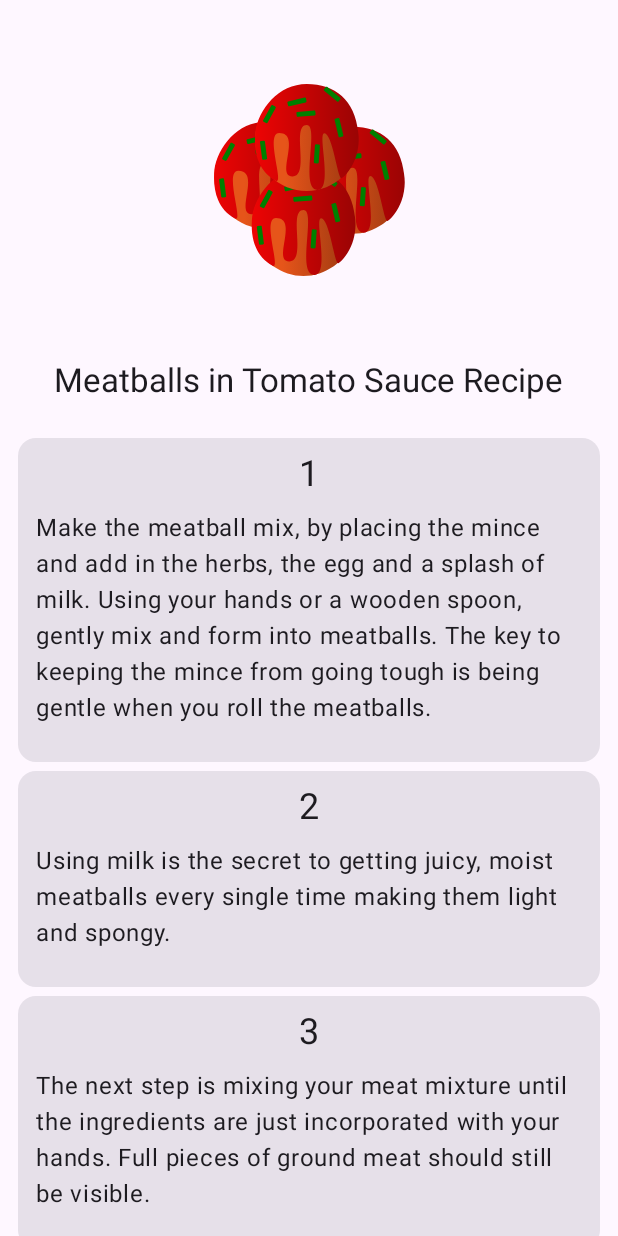
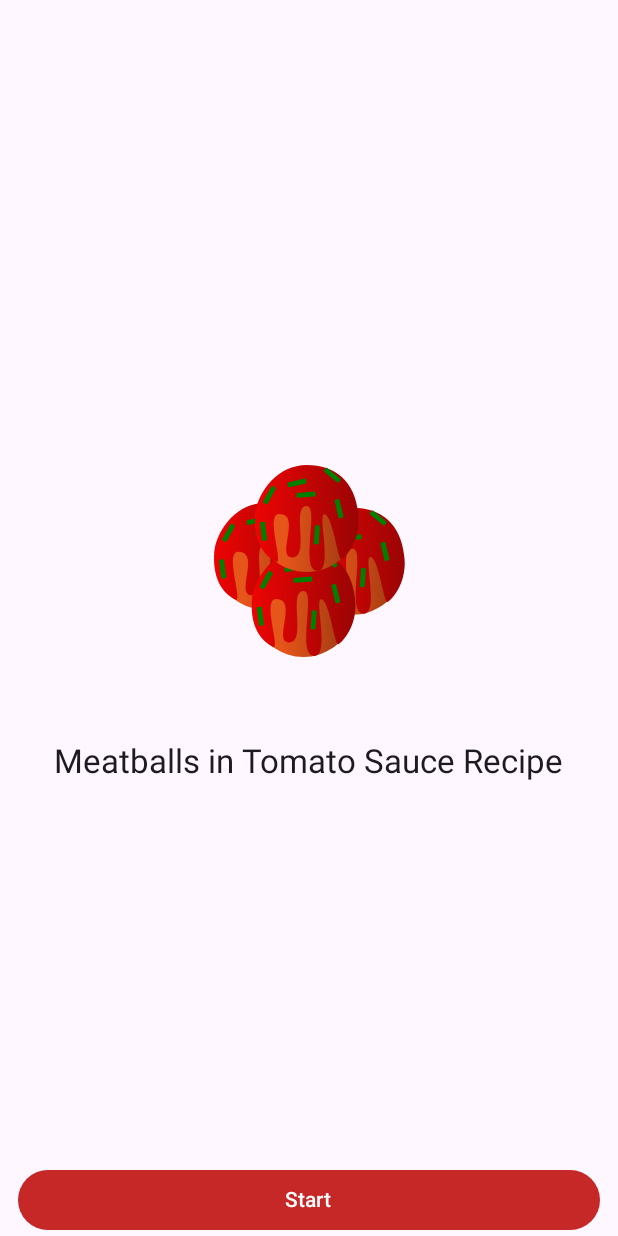
Before and after one commit to PhilexLive/MeatballsRecipe, an Android app built with Jetpack Compose: the screen it shows after launch (MainActivity), on a phone screen of 412 x 824 dp. Run offline under Robolectric (Android 15) with nearby library versions, the phone set to English and light mode, and no system bars.

Commit message:
Resources updated. Recipe screens added. Navigation added.

```diff
--- /dev/null
+++ b/app/src/main/java/com/philexliveprojects/meatballsrecipe/ui/HomeScreen.kt
@@ -0,0 +1,63 @@
+package com.philexliveprojects.meatballsrecipe.ui
+
+import androidx.compose.foundation.Image
+import androidx.compose.foundation.layout.Column
+import androidx.compose.foundation.layout.fillMaxSize
+import androidx.compose.foundation.layout.fillMaxWidth
+import androidx.compose.foundation.layout.padding
+import androidx.compose.foundation.layout.size
+import androidx.compose.foundation.layout.widthIn
+import androidx.compose.foundation.layout.wrapContentSize
+import androidx.compose.material3.Button
+import androidx.compose.material3.MaterialTheme
+import androidx.compose.material3.Text
+import androidx.compose.runtime.Composable
+import androidx.compose.ui.Alignment
+import androidx.compose.ui.Modifier
+import androidx.compose.ui.layout.ContentScale
+import androidx.compose.ui.res.painterResource
+import androidx.compose.ui.res.stringResource
+import androidx.compose.ui.tooling.preview.Preview
+import androidx.compose.ui.unit.dp
+import com.philexliveprojects.meatballsrecipe.R
+
+@Composable
+fun HomeScreen(onNavigate: () -> Unit = {}) {
+    Column(Modifier.fillMaxSize()) {
+        Column(
+            Modifier
+                .fillMaxWidth()
+                .weight(1f)
+                .wrapContentSize(align = Alignment.Center)
+        ) {
+            Image(
+                painterResource(R.drawable.meatballs),
+                null,
+                Modifier
+                    .size(240.dp)
+                    .padding(vertical = 56.dp)
+                    .align(Alignment.CenterHorizontally),
+                contentScale = ContentScale.Fit
+            )
+            Text(
+                stringResource(R.string.meatballs_in_tomato_sauce),
+                Modifier.align(Alignment.CenterHorizontally),
+                style = MaterialTheme.typography.titleLarge
+            )
+        }
+        Button(
+            onClick = onNavigate,
+            Modifier
+                .fillMaxWidth()
+                .widthIn(120.dp, 360.dp)
+        ) {
+            Text(stringResource(R.string.start))
+        }
+    }
+}
+
+@Preview
+@Composable
+private fun HomeScreenPreview() {
+    HomeScreen()
+}
--- a/app/src/main/java/com/philexliveprojects/meatballsrecipe/ui/MeatballsRecipe.kt
+++ b/app/src/main/java/com/philexliveprojects/meatballsrecipe/ui/MeatballsRecipe.kt
@@ -1,102 +1,99 @@
 package com.philexliveprojects.meatballsrecipe.ui
 
-import androidx.compose.foundation.Image
-import androidx.compose.foundation.layout.Column
-import androidx.compose.foundation.layout.Spacer
+import androidx.compose.foundation.layout.Box
 import androidx.compose.foundation.layout.fillMaxSize
-import androidx.compose.foundation.layout.fillMaxWidth
-import androidx.compose.foundation.layout.height
 import androidx.compose.foundation.layout.padding
-import androidx.compose.foundation.layout.size
-import androidx.compose.foundation.rememberScrollState
-import androidx.compose.foundation.text.ClickableText
-import androidx.compose.foundation.verticalScroll
-import androidx.compose.material3.Card
 import androidx.compose.material3.MaterialTheme
 import androidx.compose.material3.Surface
-import androidx.compose.material3.Text
 import androidx.compose.runtime.Composable
-import androidx.compose.ui.Alignment
 import androidx.compose.ui.Modifier
-import androidx.compose.ui.layout.ContentScale
-import androidx.compose.ui.platform.LocalUriHandler
-import androidx.compose.ui.res.painterResource
-import androidx.compose.ui.res.stringArrayResource
 import androidx.compose.ui.res.stringResource
-import androidx.compose.ui.text.buildAnnotatedString
 import androidx.compose.ui.tooling.preview.Preview
 import androidx.compose.ui.unit.dp
+import androidx.navigation.compose.NavHost
+import androidx.navigation.compose.composable
+import androidx.navigation.compose.rememberNavController
 import com.philexliveprojects.meatballsrecipe.R
+import com.philexliveprojects.meatballsrecipe.ui.utilities.MeatballsRecipeStage
 
 val Margin = 12.dp
 
-@Composable
-fun MeatballsRecipe() {
-    Column(
-        Modifier
-            .fillMaxSize()
-            .verticalScroll(rememberScrollState())
-            .padding(horizontal = Margin)
-    ) {
-        Image(
-            painterResource(R.drawable.meatballs),
-            null,
-            Modifier
-                .size(240.dp)
-                .padding(vertical = 56.dp)
-                .align(Alignment.CenterHorizontally),
-            contentScale = ContentScale.Fit
-        )
-        Text(
-            "Meatballs in Tomato Sauce Recipe",
-            Modifier.align(Alignment.CenterHorizontally),
-            style = MaterialTheme.typography.titleLarge
-        )
-        Spacer(Modifier.height(24.dp))
-        var number = 1
-        stringArrayResource(R.array.stages).forEach {
-            RecipeStageText(number = number, text = it)
-            Spacer(Modifier.height(6.dp))
-            number++
-        }
-        Link(
-            Modifier
-                .align(Alignment.CenterHorizontally)
-                .padding(start = 12.dp, top = 6.dp, end = 12.dp, bottom = 24.dp)
-        )
-    }
+enum class Screen {
+    Home, First, Second, Third, Fourth, Fifth, Sixth, Seventh, Finish
 }
 
 @Composable
-fun RecipeStageText(number: Int, text: String) {
-    Card {
-        Column(Modifier.fillMaxWidth()) {
-            Text(
-                text = number.toString(),
-                modifier = Modifier
-                    .padding(vertical = 8.dp)
-                    .align(Alignment.CenterHorizontally),
-                style = MaterialTheme.typography.headlineSmall
-            )
-            Text(
-                text = text,
-                modifier = Modifier.padding(start = Margin, end = Margin, bottom = 24.dp)
-            )
+fun MeatballsRecipe() {
+    Box(Modifier.padding(horizontal = Margin)) {
+        val navController = rememberNavController()
+
+        NavHost(navController = navController, startDestination = Screen.Home.name) {
+            composable(Screen.Home.name) {
+                HomeScreen { navController.navigate(Screen.First.name) }
+            }
+            composable(Screen.First.name) {
+                MeatballsRecipeStage(
+                    title = "1",
+                    text = stringResource(R.string.first),
+                    onNavigateUp = { navController.navigateUp() },
+                    onNavigate = { navController.navigate(Screen.Second.name) }
+                )
+            }
+            composable(Screen.Second.name) {
+                MeatballsRecipeStage(
+                    title = "2",
+                    text = stringResource(R.string.second),
+                    onNavigateUp = { navController.navigateUp() },
+                    onNavigate = { navController.navigate(Screen.Third.name) }
+                )
+            }
+            composable(Screen.Third.name) {
+                MeatballsRecipeStage(
+                    title = "3",
+                    text = stringResource(R.string.third),
+                    onNavigateUp = { navController.navigateUp() },
+                    onNavigate = { navController.navigate(Screen.Fourth.name) }
+                )
+            }
+            composable(Screen.Fourth.name) {
+                MeatballsRecipeStage(
+                    title = "4",
+                    text = stringResource(R.string.fourth),
+                    onNavigateUp = { navController.navigateUp() },
+                    onNavigate = { navController.navigate(Screen.Fifth.name) }
+                )
+            }
+            composable(Screen.Fifth.name) {
+                MeatballsRecipeStage(
+                    title = "5",
+                    text = stringResource(R.string.fifth),
+                    onNavigateUp = { navController.navigateUp() },
+                    onNavigate = { navController.navigate(Screen.Sixth.name) }
+                )
+            }
+            composable(Screen.Sixth.name) {
+                MeatballsRecipeStage(
+                    title = "6",
+                    text = stringResource(R.string.sixth),
+                    onNavigateUp = { navController.navigateUp() },
+                    onNavigate = { navController.navigate(Screen.Seventh.name) }
+                )
+            }
+            composable(Screen.Seventh.name) {
+                MeatballsRecipeStage(
+                    title = "7",
+                    text = stringResource(R.string.seventh),
+                    onNavigateUp = { navController.navigateUp() },
+                    onNavigate = { navController.navigate(Screen.Finish.name) }
+                )
+            }
+            composable(Screen.Finish.name) {
+                FinishScreen {
+                    navController.popBackStack(Screen.Home.name, inclusive = false)
+                }
+            }
         }
     }
-}
-
-@Composable
-fun Link(modifier: Modifier) {
-    val uriHandler = LocalUriHandler.current
-    ClickableText(
-        text = buildAnnotatedString { append(stringResource(R.string.source)) },
-        onClick = { uriHandler.openUri("https://savvybites.co.uk/meatballs-in-tomato-sauce") },
-        modifier = modifier,
-        style = MaterialTheme.typography.headlineSmall.copy(
-            color = MaterialTheme.colorScheme.tertiary
-        )
-    )
 }
 
 @Preview(showSystemUi = true)
--- a/app/src/main/res/values/strings.xml
+++ b/app/src/main/res/values/strings.xml
@@ -1,13 +1,40 @@
 <resources>
     <string name="app_name">MeatballsRecipe</string>
-    <string-array name="stages">
-        <item name="first">Make the meatball mix, by placing the mince and add in the herbs, the egg and a splash of milk. Using your hands or a wooden spoon, gently mix and form into meatballs. The key to keeping the mince from going tough is being gentle when you roll the meatballs.</item>
-        <item name="second">Using milk is the secret to getting juicy, moist meatballs every single time making them light and spongy.</item>
-        <item name="third">The next step is mixing your meat mixture until the ingredients are just incorporated with your hands.  Full pieces of ground meat should still be visible.</item>
-        <item name="fourth">Roll your meatballs with lightly oiled hands to prevent the meat from sticking to your fingers, while adding a little extra moisture into each meatball.</item>
-        <item name="fifth">Heat some oil in a pan for browning the meatballs. We just fry them quickly to get colour on them and to form a golden crust and they finish cooking in the sauce. I used a nonstick skillet for this, but you can use a high sided regular skillet and make the sauce in it too.</item>
-        <item name="sixth">Once the meatballs are browned all the way around remove them from the pan and set onto a baking tray. You may need to do this in batches to brown all the meatballs. This recipe makes 20 meatballs.</item>
-        <item name="seventh">To make the sauce, heat some oil in a pan and soften the onion and garlic on medium heat. Add in some thyme and the tomato puree. Give it all a good stir and add in the passata. Add the meatballs to the sauce and simmer for about 10 minutes until the meatballs are cooked through.</item>
-    </string-array>
+
+    <string name="first">Make the meatball mix, by placing the mince and add in the herbs, the egg and
+        a splash of milk. Using your hands or a wooden spoon, gently mix and form into meatballs.
+        The key to keeping the mince from going tough is being gentle when you roll the meatballs.
+    </string>
+    <string name="second">Using milk is the secret to getting juicy, moist meatballs every single time
+        making them light and spongy.
+    </string>
+    <string name="third">The next step is mixing your meat mixture until the ingredients are just
+        incorporated with your hands. Full pieces of ground meat should still be visible.
+    </string>
+    <string name="fourth">Roll your meatballs with lightly oiled hands to prevent the meat from
+        sticking to your fingers, while adding a little extra moisture into each meatball.
+    </string>
+    <string name="fifth">Heat some oil in a pan for browning the meatballs. We just fry them quickly
+        to get colour on them and to form a golden crust and they finish cooking in the sauce. I
+        used a nonstick skillet for this, but you can use a high sided regular skillet and make the
+        sauce in it too.
+    </string>
+    <string name="sixth">Once the meatballs are browned all the way around remove them from the pan
+        and set onto a baking tray. You may need to do this in batches to brown all the meatballs.
+        This recipe makes 20 meatballs.
+    </string>
+    <string name="seventh">To make the sauce, heat some oil in a pan and soften the onion and garlic
+        on medium heat. Add in some thyme and the tomato puree. Give it all a good stir and add in
+        the passata. Add the meatballs to the sauce and simmer for about 10 minutes until the
+        meatballs are cooked through.
+    </string>
+
     <string name="source">Source</string>
+    <string name="previous">Previous</string>
+    <string name="next">Next</string>
+    <string name="start">Start</string>
+    <string name="finish">Finish</string>
+    <string name="congratulations">Congratulations!</string>
+    <string name="meatballs_in_tomato_sauce">Meatballs in Tomato Sauce Recipe</string>
+    <string name="finish_text">You have cooked meatballs in tomato sauce. Bon appetit!</string>
 </resources>
--- a/build.gradle
+++ b/build.gradle
@@ -2,5 +2,5 @@
 plugins {
     id 'com.android.application' version '8.0.2' apply false
     id 'com.android.library' version '8.0.2' apply false
-    id 'org.jetbrains.kotlin.android' version '1.7.20' apply false
+    id 'org.jetbrains.kotlin.android' version '1.9.0' apply false
 }
```
Also changed, not shown: app/build.gradle (+5 -3 lines), app/src/main/java/com/philexliveprojects/meatballsrecipe/ui/FinishScreen.kt (added, +73 -0 lines), app/src/main/java/com/philexliveprojects/meatballsrecipe/ui/utilities/Controller.kt (added, +48 -0 lines), app/src/main/java/com/philexliveprojects/meatballsrecipe/ui/utilities/MeaballsRecipeStage.kt (added, +29 -0 lines), app/src/main/java/com/philexliveprojects/meatballsrecipe/ui/utilities/MeatballsRecipeText.kt (added, +43 -0 lines).
